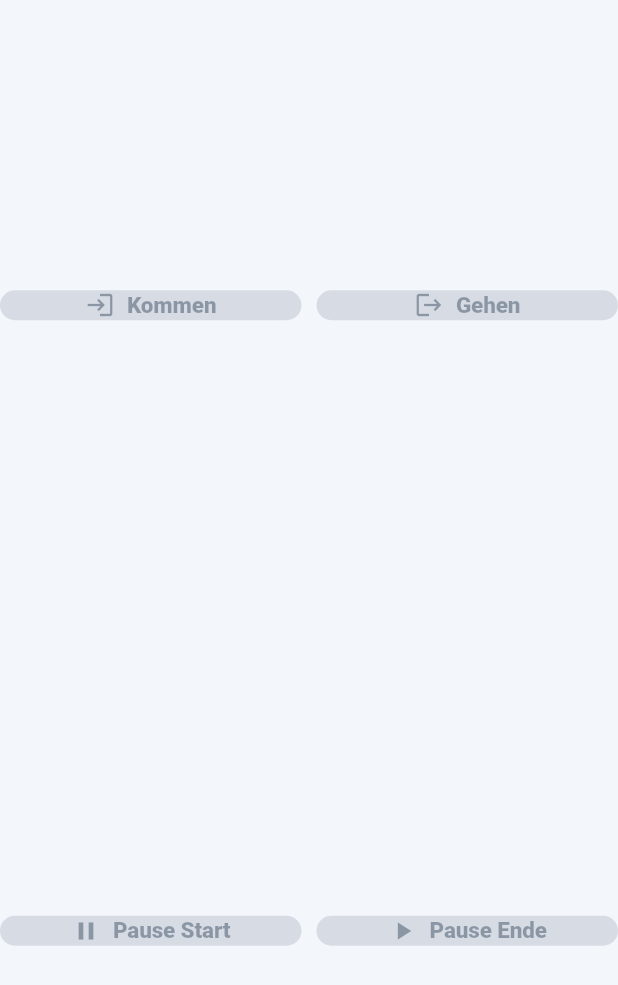
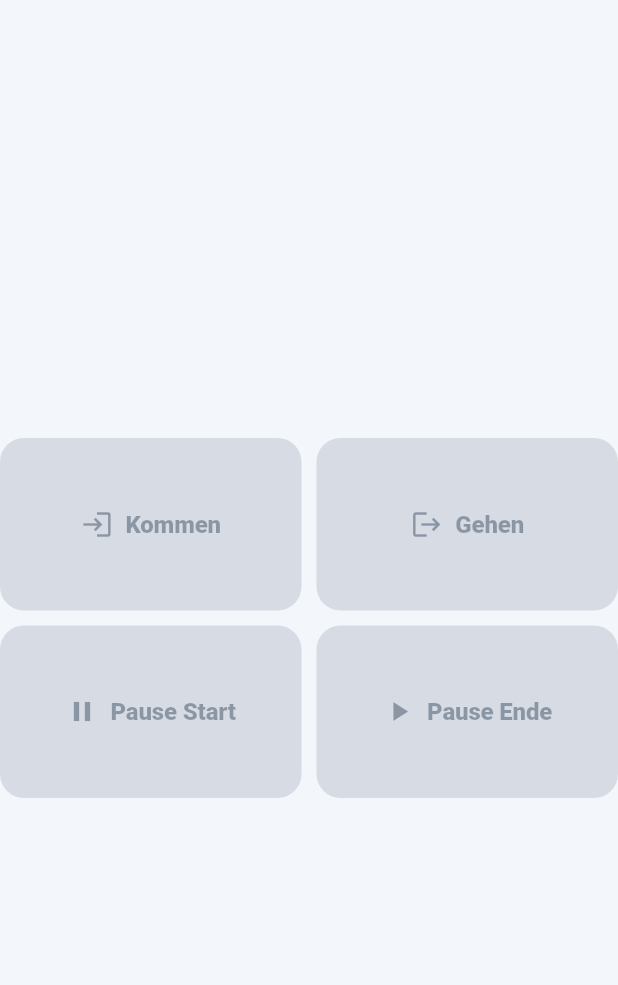
Before and after one commit to LP-MPP/zeiterfassung_terminal, a Flutter app: the PunchActionGrid widget shown alone on an empty page, opened directly with empty values, on a phone screen of 412 x 824 dp. Shown: the top 985 px of the screen. Run offline on Flutter 3.47's test engine with Material 3 defaults, Android fonts, the phone set to English and light mode, and no system bars; our stand-ins replace cloud_firestore, cloud_functions, firebase_auth, firebase_core, sqflite; missing offline and left inert: dart:html, excel; accounts and stored records are empty; network calls fail.

Commit message:
Restore large tablet punch controls

```diff
--- a/lib/ui/widgets/punch_action_grid.dart
+++ b/lib/ui/widgets/punch_action_grid.dart
@@ -31,11 +31,23 @@ class PunchActionGrid extends StatelessWidget {
   @override
   Widget build(BuildContext context) {
     final spacing = compact ? 8.0 : 10.0;
+    final maximumGridHeight = compact ? 180.0 : 240.0;
 
-    return Column(
+    return LayoutBuilder(
+      builder: (context, constraints) {
+        final availableHeight = constraints.maxHeight.isFinite
+            ? constraints.maxHeight
+            : maximumGridHeight;
+        final gridHeight = availableHeight.clamp(0.0, maximumGridHeight);
+
+        return Center(
+          child: SizedBox(
+            height: gridHeight,
+            child: Column(
               children: [
                 Expanded(
                   child: Row(
+                    crossAxisAlignment: CrossAxisAlignment.stretch,
                     children: [
                       Expanded(
                         child: _ActionButton(
@@ -64,6 +76,7 @@ class PunchActionGrid extends StatelessWidget {
                 SizedBox(height: spacing),
                 Expanded(
                   child: Row(
+                    crossAxisAlignment: CrossAxisAlignment.stretch,
                     children: [
                       Expanded(
                         child: _ActionButton(
@@ -90,6 +103,10 @@ class PunchActionGrid extends StatelessWidget {
                   ),
                 ),
               ],
+            ),
+          ),
+        );
+      },
     );
   }
 }
@@ -113,22 +130,23 @@ class _ActionButton extends StatelessWidget {
 
   @override
   Widget build(BuildContext context) {
-    return FilledButton(
+    return SizedBox.expand(
+      child: FilledButton(
         onPressed: busy || !enabled ? null : onTap,
         style: FilledButton.styleFrom(
           backgroundColor: enabled ? AppTokens.primary : AppTokens.surfaceMuted,
           foregroundColor: enabled ? Colors.white : AppTokens.onSurfaceFaint,
-        padding: EdgeInsets.symmetric(horizontal: compact ? 8 : 12),
+          padding: EdgeInsets.symmetric(horizontal: compact ? 10 : 14),
           minimumSize: Size.zero,
           tapTargetSize: MaterialTapTargetSize.shrinkWrap,
-        visualDensity: VisualDensity.compact,
+          visualDensity: VisualDensity.standard,
           shape: RoundedRectangleBorder(borderRadius: AppTokens.borderRadiusLg),
         ),
         child: Row(
           mainAxisAlignment: MainAxisAlignment.center,
           children: [
-          Icon(icon, size: compact ? 17 : 20),
-          SizedBox(width: compact ? 6 : AppTokens.sm),
+            Icon(icon, size: compact ? 20 : 22),
+            SizedBox(width: compact ? 7 : AppTokens.sm),
             Flexible(
               child: FittedBox(
                 fit: BoxFit.scaleDown,
@@ -137,13 +155,14 @@ class _ActionButton extends StatelessWidget {
                   maxLines: 1,
                   style: TextStyle(
                     fontWeight: FontWeight.w800,
-                  fontSize: compact ? 13 : 15,
+                    fontSize: compact ? 15 : 16,
                   ),
                 ),
               ),
             ),
           ],
         ),
+      ),
     );
   }
 }
--- a/pubspec.yaml
+++ b/pubspec.yaml
@@ -16,7 +16,7 @@ publish_to: 'none' # Remove this line if you wish to publish to pub.dev
 # https://developer.apple.com/library/archive/documentation/General/Reference/InfoPlistKeyReference/Articles/CoreFoundationKeys.html
 # In Windows, build-name is used as the major, minor, and patch parts
 # of the product and file versions while build-number is used as the build suffix.
-version: 1.2.3+6
+version: 1.2.4+7
 
 environment:
   sdk: ^3.10.8
```
Also changed, not shown: 2 other files. Lines whose indentation alone changed are shown as unchanged.
